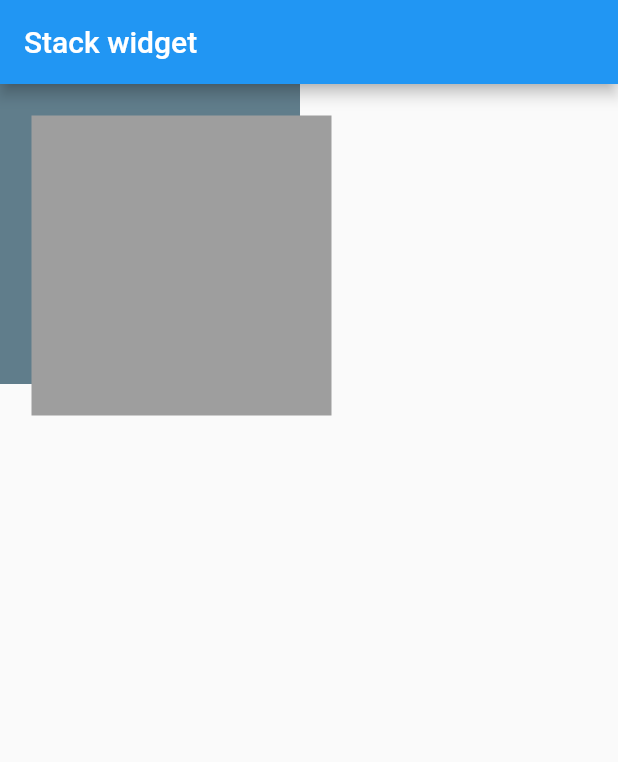
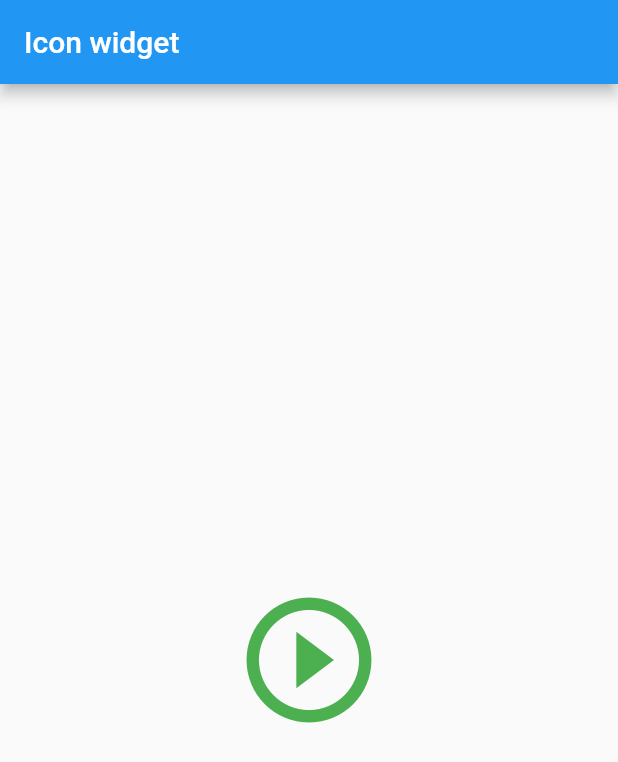
Before and after one commit to KiranKhadd29/practiceFlutter, a Flutter app: the screen it shows after launch, on a phone screen of 412 x 824 dp. Shown: the top 762 px of the screen. Run offline on Flutter 3.47's test engine with Material 2 defaults, Android fonts, the phone set to English and light mode, and no system bars.

Commit message:
Icon widget

```diff
--- a/Sayali Workspace/demoproject/lib/main.dart
+++ b/Sayali Workspace/demoproject/lib/main.dart
@@ -59,7 +59,7 @@ class _MyHomePageState extends State<MyHomePage> {
       appBar: AppBar(
         // Here we take the value from the MyHomePage object that was created by
         // the App.build method, and use it to set our appbar title.
-        title: Text('Stack widget'),
+        title: Text('Icon widget'),
       ),
       //Flutter container
       /*body:Center(
@@ -815,7 +815,7 @@ class _MyHomePageState extends State<MyHomePage> {
       )
         */
       //Stack widget
-      body: Container(
+      /*body: Container(
         width: 300,
         height: 300,
         child: Stack(
@@ -835,6 +835,14 @@ class _MyHomePageState extends State<MyHomePage> {
               ),
             ),
           ],
+        ),
+      ),*/
+      //Icon widget
+      body: Center(
+        child: Icon(
+          Icons.play_circle_outline,
+          size: 100,
+          color: Colors.green,
         ),
       ),
     );
```
